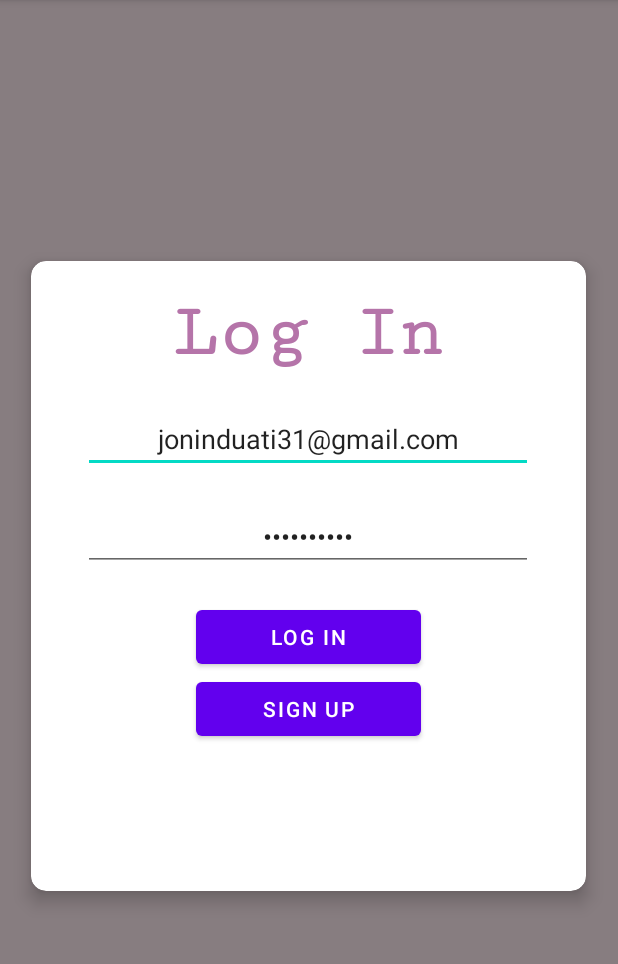
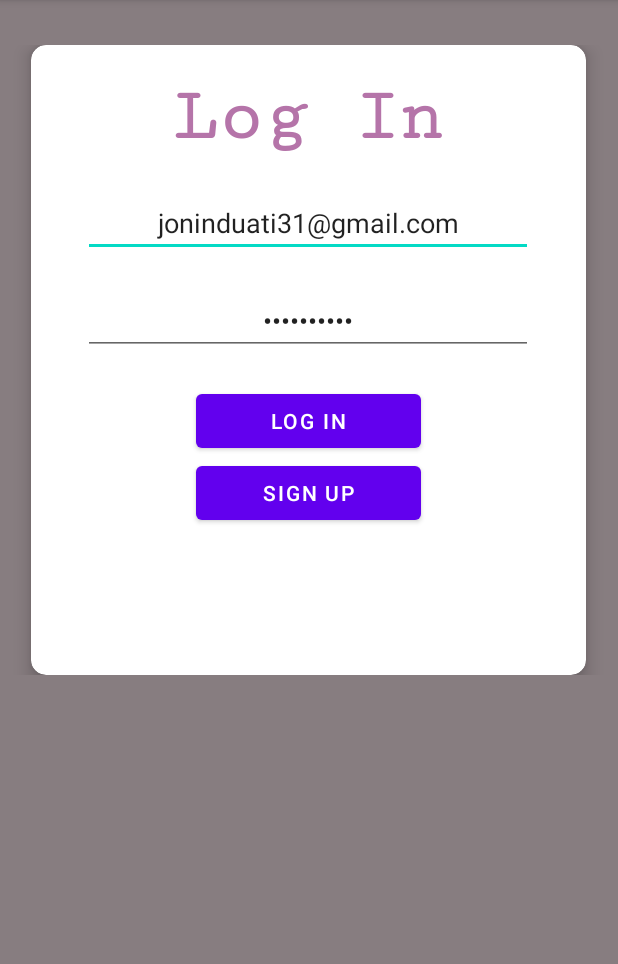
Before and after one commit to njenga5/intranetsite-app, an Android app: the screen it shows after launch (MainActivity), on a phone screen of 412 x 824 dp, the part 84-1048 px from its top. Run offline under Robolectric (Android 15) with nearby library versions, the phone set to English and light mode, and no system bars; our stand-ins replace Volley.

Commit message:
Added ability to scroll the login, sign_up and profile activities on smaller screens

```diff
--- a/app/src/main/java/com/example/intranetsite/MainActivity.java
+++ b/app/src/main/java/com/example/intranetsite/MainActivity.java
@@ -6,7 +6,7 @@ import android.os.Bundle;
 import android.util.Log;
 import android.view.View;
 import android.widget.EditText;
-import android.widget.RelativeLayout;
+import android.widget.ScrollView;
 import android.widget.TextView;
 import android.widget.Toast;
 
@@ -28,7 +28,7 @@ public class MainActivity extends AppCompatActivity {
     private TextView txtInvalidEmail, txtInvalidPassword;
     private EditText edtEmail, edtPass;
     private MaterialButton btnLogin, btnSignUp;
-    private RelativeLayout RelParent;
+    private ScrollView RelParent;
     Map<String, String> params;
 
     @Override
--- a/app/src/main/java/com/example/intranetsite/VideoPlayerActivity.java
+++ b/app/src/main/java/com/example/intranetsite/VideoPlayerActivity.java
@@ -25,6 +25,7 @@ public class VideoPlayerActivity extends AppCompatActivity {
     private boolean playWhenReady = true;
     private int currentWindow = 0;
     private long playbackPosition = 0;
+
 
     @Override
     protected void onCreate(Bundle savedInstanceState) {
--- a/app/src/main/res/layout/activity_main.xml
+++ b/app/src/main/res/layout/activity_main.xml
@@ -1,14 +1,17 @@
 <?xml version="1.0" encoding="utf-8"?>
-<RelativeLayout
+<ScrollView
     xmlns:android="http://schemas.android.com/apk/res/android"
     xmlns:app="http://schemas.android.com/apk/res-auto"
     xmlns:tools="http://schemas.android.com/tools"
     android:layout_width="match_parent"
     android:layout_height="match_parent"
     tools:context=".MainActivity"
-    android:background="@color/back"
-    android:id="@+id/RelParent">
-
+    android:id="@+id/RelParent"
+    android:background="@color/back">
+<RelativeLayout
+    android:layout_width="match_parent"
+    android:layout_height="wrap_content"
+    android:layout_marginTop="30dp">
     <com.google.android.material.card.MaterialCardView
         android:layout_width="370dp"
         android:layout_height="420dp"
@@ -19,76 +22,82 @@
         <RelativeLayout
             android:layout_width="match_parent"
             android:layout_height="match_parent">
+
             <TextView
+                android:id="@+id/txtLogin"
                 android:layout_width="wrap_content"
                 android:layout_height="wrap_content"
+                android:layout_centerHorizontal="true"
+                android:layout_marginTop="20dp"
+                android:fontFamily="serif-monospace"
                 android:text="Log In"
-            android:textStyle="bold"
+                android:textColor="@color/cardBack"
                 android:textSize="50sp"
-            android:id="@+id/txtLogin"
-            android:layout_marginTop="20dp"
-            android:layout_centerHorizontal="true"
-            android:fontFamily="serif-monospace"
-            android:textColor="@color/cardBack"/>
+                android:textStyle="bold" />
+
             <EditText
+                android:id="@+id/edtEmail"
                 android:layout_width="300dp"
                 android:layout_height="wrap_content"
                 android:layout_below="@id/txtLogin"
                 android:layout_centerHorizontal="true"
                 android:layout_marginTop="20dp"
+                android:autofillHints="emailAddress"
                 android:hint="Email Address"
-            android:textAlignment="center"
-            android:id="@+id/edtEmail"
                 android:inputType="textEmailAddress"
-            android:autofillHints="emailAddress"/>
+                android:textAlignment="center" />
+
             <TextView
+                android:id="@+id/txtInvalidEmail"
                 android:layout_width="wrap_content"
                 android:layout_height="wrap_content"
-            android:text="Invalid email"
-            android:id="@+id/txtInvalidEmail"
                 android:layout_below="@id/edtEmail"
                 android:layout_centerHorizontal="true"
-            android:visibility="gone"
-            android:textColor="@color/error"/>
+                android:text="Invalid email"
+                android:textColor="@color/error"
+                android:visibility="gone" />
+
             <EditText
+                android:id="@+id/edtPass"
                 android:layout_width="300dp"
                 android:layout_height="wrap_content"
                 android:layout_below="@id/edtEmail"
                 android:layout_centerHorizontal="true"
                 android:layout_marginTop="20dp"
+                android:autofillHints="password"
                 android:hint="Password"
-            android:textAlignment="center"
-            android:id="@+id/edtPass"
                 android:inputType="textPassword"
-            android:autofillHints="password"/>
+                android:textAlignment="center" />
+
             <TextView
+                android:id="@+id/txtInvalidPassword"
                 android:layout_width="wrap_content"
                 android:layout_height="wrap_content"
-            android:text="Invalid password"
-            android:id="@+id/txtInvalidPassword"
                 android:layout_below="@id/edtPass"
                 android:layout_centerHorizontal="true"
-            android:visibility="gone"
-            android:textColor="@color/error"/>
+                android:text="Invalid password"
+                android:textColor="@color/error"
+                android:visibility="gone" />
 
             <com.google.android.material.button.MaterialButton
+                android:id="@+id/btnLogin"
                 android:layout_width="150dp"
                 android:layout_height="wrap_content"
                 android:layout_below="@id/edtPass"
                 android:layout_centerHorizontal="true"
                 android:layout_marginTop="20dp"
-            android:text="Log In"
-            android:id="@+id/btnLogin"/>
+                android:text="Log In" />
 
             <com.google.android.material.button.MaterialButton
+                android:id="@+id/btnSignUp"
                 android:layout_width="150dp"
                 android:layout_height="wrap_content"
-            android:text="Sign Up"
                 android:layout_below="@id/btnLogin"
-            android:id="@+id/btnSignUp"
-            android:layout_centerHorizontal="true"/>
+                android:layout_centerHorizontal="true"
+                android:text="Sign Up" />
 
         </RelativeLayout>
     </com.google.android.material.card.MaterialCardView>
+</RelativeLayout>
 
-</RelativeLayout>
+</ScrollView>
--- a/app/src/main/res/layout/activity_profile.xml
+++ b/app/src/main/res/layout/activity_profile.xml
@@ -1,5 +1,5 @@
 <?xml version="1.0" encoding="utf-8"?>
-<androidx.constraintlayout.widget.ConstraintLayout xmlns:android="http://schemas.android.com/apk/res/android"
+<ScrollView xmlns:android="http://schemas.android.com/apk/res/android"
     xmlns:app="http://schemas.android.com/apk/res-auto"
     xmlns:tools="http://schemas.android.com/tools"
     android:layout_width="match_parent"
@@ -7,10 +7,13 @@
     android:background="@color/back"
     tools:context=".ProfileActivity">
 
+    <androidx.constraintlayout.widget.ConstraintLayout
+        android:layout_width="match_parent"
+        android:layout_height="wrap_content">
         <com.google.android.material.card.MaterialCardView
             android:layout_width="350dp"
             android:layout_height="450dp"
-        android:layout_marginTop="30dp"
+            android:layout_marginTop="10dp"
             app:cardCornerRadius="10dp"
             app:cardElevation="7dp"
             app:layout_constraintEnd_toEndOf="parent"
@@ -171,3 +174,4 @@
             </RelativeLayout>
         </com.google.android.material.card.MaterialCardView>
     </androidx.constraintlayout.widget.ConstraintLayout>
+</ScrollView>
--- a/app/src/main/res/layout/activity_sign_up.xml
+++ b/app/src/main/res/layout/activity_sign_up.xml
@@ -1,11 +1,16 @@
 <?xml version="1.0" encoding="utf-8"?>
-<androidx.constraintlayout.widget.ConstraintLayout xmlns:android="http://schemas.android.com/apk/res/android"
+<ScrollView xmlns:android="http://schemas.android.com/apk/res/android"
     xmlns:app="http://schemas.android.com/apk/res-auto"
     xmlns:tools="http://schemas.android.com/tools"
     android:layout_width="match_parent"
     android:layout_height="match_parent"
     tools:context=".SignUpActivity"
     android:background="@color/back">
+
+    <androidx.constraintlayout.widget.ConstraintLayout
+        android:layout_width="match_parent"
+        android:layout_height="wrap_content"
+        android:layout_marginTop="30dp">
 
         <com.google.android.material.card.MaterialCardView
             android:id="@+id/cardParent"
@@ -113,3 +118,4 @@
             </RelativeLayout>
         </com.google.android.material.card.MaterialCardView>
     </androidx.constraintlayout.widget.ConstraintLayout>
+</ScrollView>
```
Lines whose indentation alone changed are shown as unchanged.
